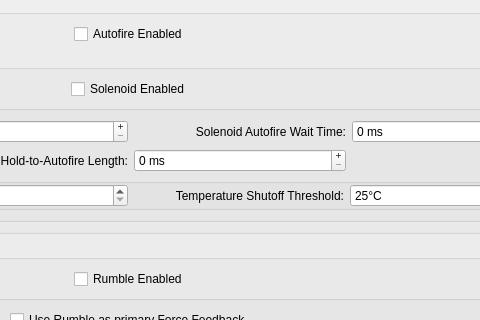
IAmOrion/OpenFIRE-App, file src/appmainwindow.ui: the form before one commit; both pictures show x 352 to 832 and y 129 to 449 of the 980 by 832 pixel window.
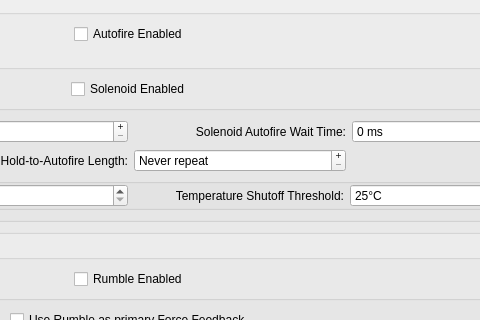
The form after the commit. The open tabs and pages were chosen to show the change. Icons and pictures are not drawn.

Commit message:
Solenoid Hold Length: show 0 as "Never repeat"
Matches the fork's firmware, where 0 means holding the trigger fires once. (Stock
firmware treats 0 as repeating straight away.)

Claude-Session: https://claude.ai/code/session_012h1B6UBYFGWYcb6BSS7LiX

What changed in the file:
```diff
--- a/src/appmainwindow.ui
+++ b/src/appmainwindow.ui
@@ -1041,6 +1041,9 @@
                        <property name="suffix">
                         <string> ms</string>
                        </property>
+                       <property name="specialValueText">
+                        <string>Never repeat</string>
+                       </property>
                        <property name="maximum">
                         <number>9999</number>
                        </property>
```
Left out of the diff: 2 changed lines with no effect on the pictures.
